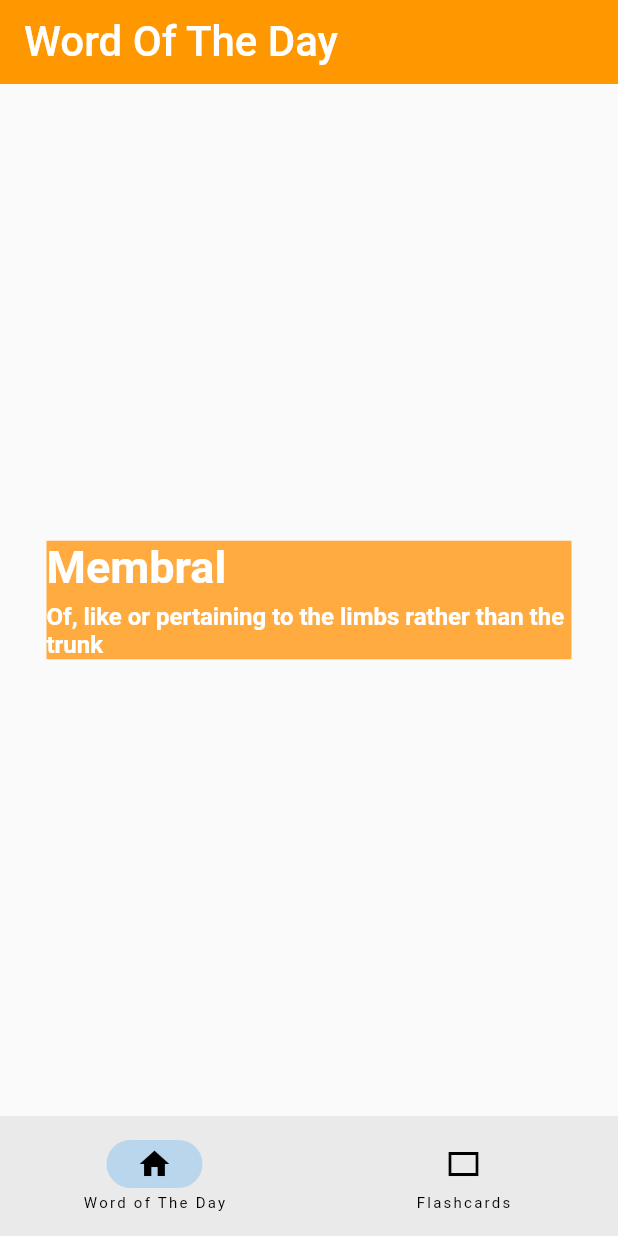
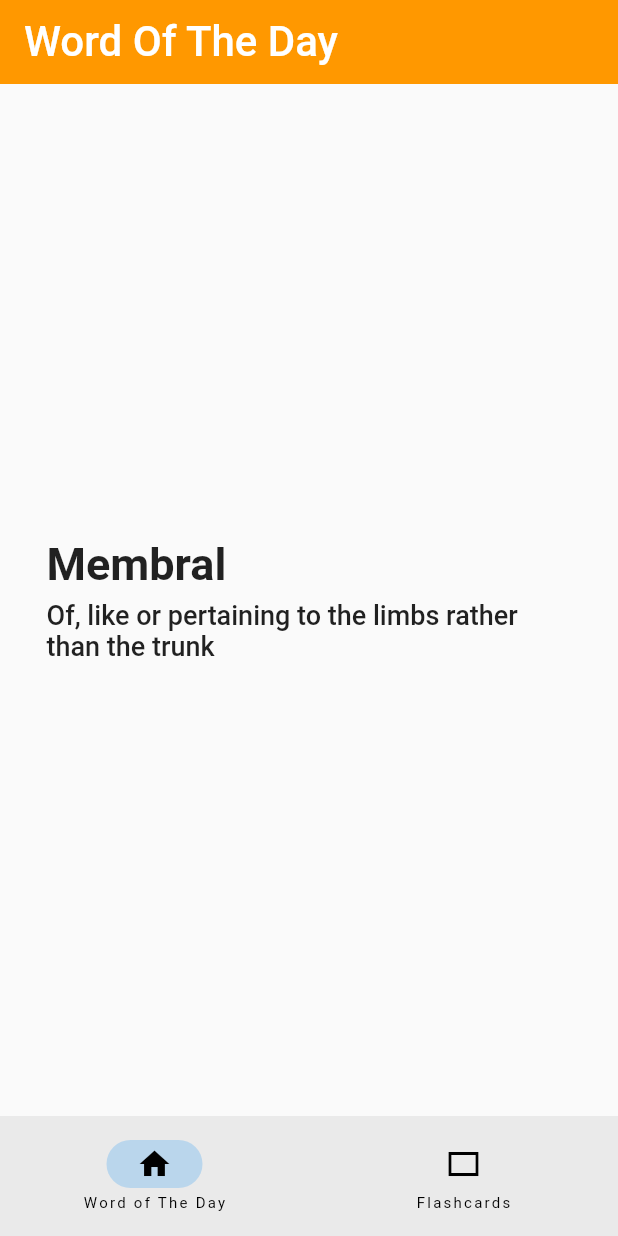
Before and after one commit to RangerVinven/Word-Of-The-Day-App, a Flutter app: the screen it shows after launch, on a phone screen of 412 x 824 dp. Run offline on Flutter 3.47's test engine with Material 2 defaults, Android fonts, the phone set to English and light mode, and no system bars.

```diff
--- a/lib/main.dart
+++ b/lib/main.dart
@@ -33,14 +33,14 @@ class HomePage extends StatelessWidget {
                 minHeight: 65,
               ),
               width: 350,
-              color: Colors.orangeAccent,
+
               child: Column(
                 crossAxisAlignment: CrossAxisAlignment.start,
                 children: const [
                   Text(
                     "Membral",
                     style: TextStyle(
-                      color: Colors.white,
+
                       fontSize: 30,
                       fontWeight: FontWeight.bold
                     ),
@@ -49,9 +49,8 @@ class HomePage extends StatelessWidget {
                   Text(
                     "Of, like or pertaining to the limbs rather than the trunk",
                     style: TextStyle(
-                      color: Colors.white,
-                      fontSize: 16,
-                      fontWeight: FontWeight.bold
+                      fontSize: 18,
+                      fontWeight: FontWeight.w500
                     ),
                   )
                 ],
```
Also changed, not shown: lib/FlashcardsPage.dart (added, +17 -0 lines), 1 other file.
